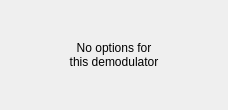
Old version of the form src/qtgui/demod_options.ui in the repository gqrx-sdr/gqrx.
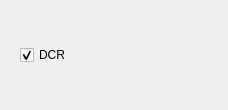
New version of the form. The open tabs and pages were chosen to show the change. Icons and pictures are not drawn.

What changed in the file:
```diff
--- a/src/qtgui/demod_options.ui
+++ b/src/qtgui/demod_options.ui
@@ -260,6 +260,23 @@
        </layout>
       </widget>
      </widget>
+     <widget class="QWidget" name="demodAmSyncOpt">
+      <layout class="QVBoxLayout" name="verticalLayout_4">
+       <item>
+        <widget class="QCheckBox" name="syncdcrCheckBox">
+         <property name="toolTip">
+          <string>Enable/disable DC removal.</string>
+         </property>
+         <property name="text">
+          <string>DCR</string>
+         </property>
+         <property name="checked">
+          <bool>true</bool>
+         </property>
+        </widget>
+       </item>
+      </layout>
+     </widget>
     </widget>
    </item>
   </layout>
```
